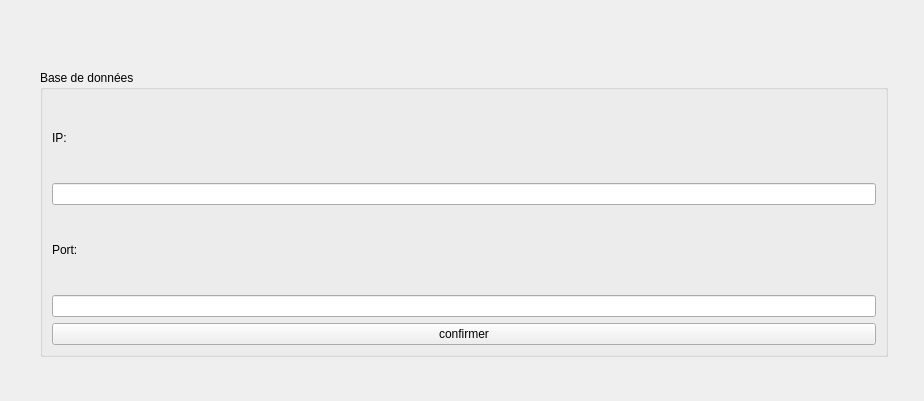
yesitswalid/CourseOrientation, file configform.ui: the form before one commit.
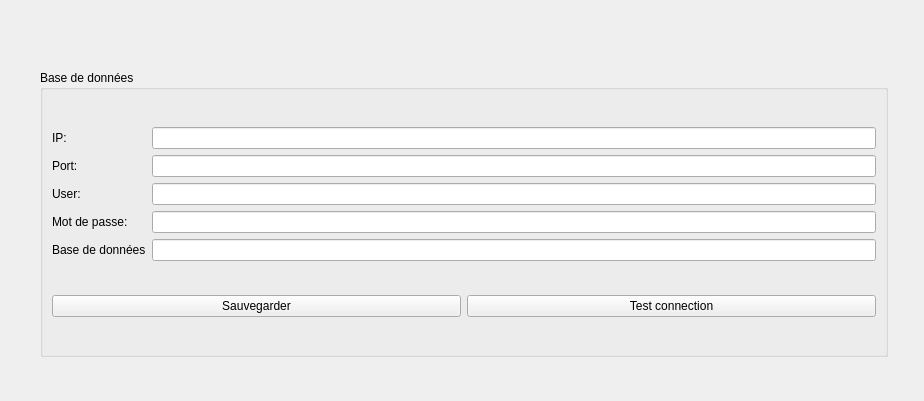
The form after the commit.

Commit message: Ajout et fix de la configuration, ajout du form base de données, getter et setter, structure clean de la configuration, ajout de la fonction export un schema et tables en .sql dans sqliteconverter et mysqlconverter, configuration de la base de donnée dans la configform.

```diff
--- a/configform.ui
+++ b/configform.ui
@@ -42,31 +42,76 @@
      <number>9</number>
     </property>
     <item>
+     <layout class="QGridLayout" name="gridLayout">
+      <item row="1" column="0">
      <widget class="QLabel" name="label">
       <property name="text">
        <string>IP:</string>
       </property>
      </widget>
     </item>
-    <item>
+      <item row="3" column="0">
+       <widget class="QLabel" name="label_3">
+        <property name="text">
+         <string>User:</string>
+        </property>
+       </widget>
+      </item>
+      <item row="1" column="2">
      <widget class="QLineEdit" name="ipEdit"/>
     </item>
-    <item>
+      <item row="4" column="0">
+       <widget class="QLabel" name="label_4">
+        <property name="text">
+         <string>Mot de passe: </string>
+        </property>
+       </widget>
+      </item>
+      <item row="2" column="0">
      <widget class="QLabel" name="label_2">
       <property name="text">
        <string>Port:</string>
       </property>
      </widget>
     </item>
-    <item>
+      <item row="3" column="2">
+       <widget class="QLineEdit" name="userEdit"/>
+      </item>
+      <item row="5" column="0">
+       <widget class="QLabel" name="label_5">
+        <property name="text">
+         <string>Base de données</string>
+        </property>
+       </widget>
+      </item>
+      <item row="4" column="2">
+       <widget class="QLineEdit" name="mdpEdit"/>
+      </item>
+      <item row="5" column="2">
+       <widget class="QLineEdit" name="dbEdit"/>
+      </item>
+      <item row="2" column="2">
      <widget class="QLineEdit" name="portEdit"/>
     </item>
+     </layout>
+    </item>
     <item>
+     <layout class="QGridLayout" name="gridLayout_2">
+      <item row="0" column="0">
      <widget class="QPushButton" name="continueButton">
       <property name="text">
-       <string>confirmer</string>
-      </property>
-     </widget>
+         <string>Sauvegarder</string>
+        </property>
+       </widget>
+      </item>
+      <item row="0" column="1">
+       <widget class="QPushButton" name="testButton">
+        <property name="text">
+         <string>Test connection</string>
+        </property>
+       </widget>
+      </item>
+     </layout>
     </item>
    </layout>
   </widget>
```
Left out of the diff: 2 changed lines with no effect on the pictures. Lines whose indentation alone changed are shown as unchanged. The commit also changes 10 other files.
